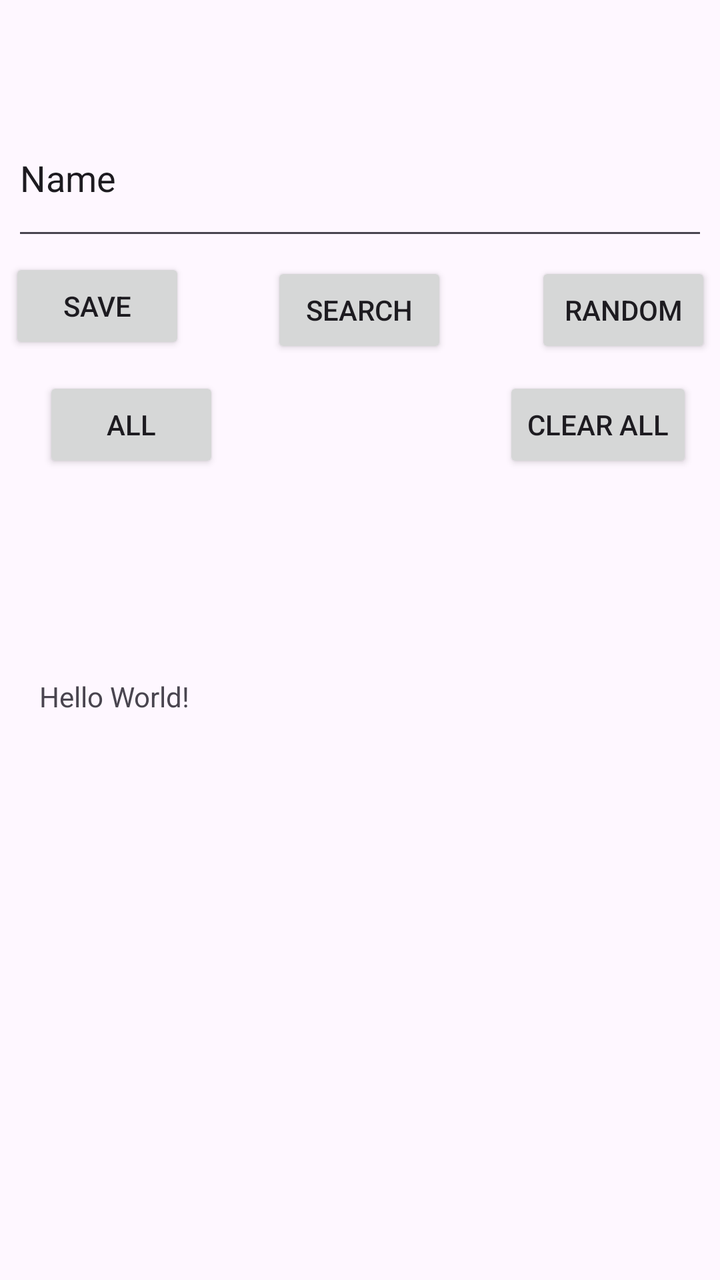
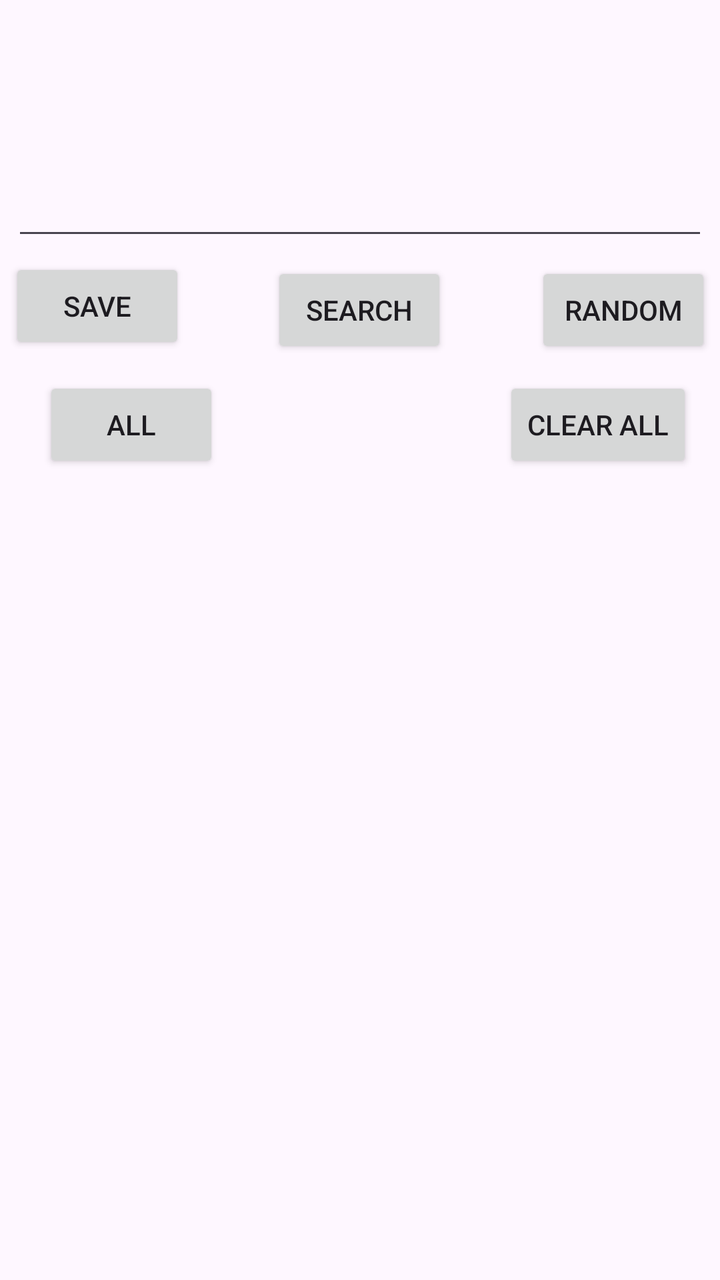

Compare the two renders of this Android layout. The source of the first and the diff that turns it into the second are given below.
<!-- AndroidManifest.xml: application theme Theme.RandomWord -->
<!-- res/layout/activity_main.xml -->
<?xml version="1.0" encoding="utf-8"?>
<androidx.constraintlayout.widget.ConstraintLayout xmlns:android="http://schemas.android.com/apk/res/android"
    xmlns:app="http://schemas.android.com/apk/res-auto"
    xmlns:tools="http://schemas.android.com/tools"
    android:id="@+id/main"
    android:layout_width="match_parent"
    android:layout_height="match_parent"
    tools:context=".MainActivity">

    <TextView
        android:id="@+id/textView"
        android:layout_width="321dp"
        android:layout_height="318dp"
        android:layout_marginStart="54dp"
        android:layout_marginTop="259dp"
        android:layout_marginEnd="54dp"
        android:layout_marginBottom="29dp"
        android:text="Hello World!"
        app:layout_constraintBottom_toBottomOf="parent"
        app:layout_constraintEnd_toEndOf="parent"
        app:layout_constraintStart_toStartOf="parent"
        app:layout_constraintTop_toBottomOf="@+id/editTextText" />

    <EditText
        android:id="@+id/editTextText"
        android:layout_width="348dp"
        android:layout_height="75dp"
        android:layout_marginStart="32dp"
        android:layout_marginTop="50dp"
        android:layout_marginEnd="32dp"
        android:ems="10"
        android:inputType="text"
        android:text="Name"
        app:layout_constraintEnd_toEndOf="parent"
        app:layout_constraintStart_toStartOf="parent"
        app:layout_constraintTop_toTopOf="parent" />

    <Button
        android:id="@+id/savebutton"
        android:layout_width="wrap_content"
        android:layout_height="wrap_content"
        android:layout_marginStart="35dp"
        android:layout_marginTop="4dp"
        android:layout_marginEnd="35dp"
        android:text="Save"
        app:layout_constraintEnd_toStartOf="@+id/searchbutton"
        app:layout_constraintStart_toStartOf="parent"
        app:layout_constraintTop_toBottomOf="@+id/editTextText" />

    <Button
        android:id="@+id/searchbutton"
        android:layout_width="wrap_content"
        android:layout_height="wrap_content"
        android:layout_marginStart="8dp"
        android:layout_marginTop="6dp"
        android:layout_marginEnd="8dp"
        android:text="Search"
        app:layout_constraintEnd_toStartOf="@+id/randombutton"
        app:layout_constraintStart_toEndOf="@+id/savebutton"
        app:layout_constraintTop_toBottomOf="@+id/editTextText" />

    <Button
        android:id="@+id/randombutton"
        android:layout_width="wrap_content"
        android:layout_height="wrap_content"
        android:layout_marginStart="36dp"
        android:layout_marginTop="6dp"
        android:layout_marginEnd="35dp"
        android:text="Random"
        app:layout_constraintEnd_toEndOf="parent"
        app:layout_constraintStart_toEndOf="@+id/searchbutton"
        app:layout_constraintTop_toBottomOf="@+id/editTextText" />

    <Button
        android:id="@+id/showallbutton"
        android:layout_width="wrap_content"
        android:layout_height="wrap_content"
        android:layout_marginStart="85dp"
        android:layout_marginTop="32dp"
        android:layout_marginEnd="71dp"
        android:layout_marginBottom="125dp"
        android:text="All"
        app:layout_constraintBottom_toTopOf="@+id/textView"
        app:layout_constraintEnd_toStartOf="@+id/clearallbutton"
        app:layout_constraintStart_toStartOf="parent"
        app:layout_constraintTop_toBottomOf="@+id/searchbutton" />

    <Button
        android:id="@+id/clearallbutton"
        android:layout_width="wrap_content"
        android:layout_height="wrap_content"
        android:layout_marginStart="71dp"
        android:layout_marginTop="32dp"
        android:layout_marginEnd="77dp"
        android:layout_marginBottom="125dp"
        android:text="Clear All"
        app:layout_constraintBottom_toTopOf="@+id/textView"
        app:layout_constraintEnd_toEndOf="parent"
        app:layout_constraintStart_toEndOf="@+id/showallbutton"
        app:layout_constraintTop_toBottomOf="@+id/randombutton" />

</androidx.constraintlayout.widget.ConstraintLayout>
<!-- resources referenced by this layout -->
<resources>
  <style name="Theme.RandomWord" parent="Base.Theme.RandomWord" />
  <style name="Base.Theme.RandomWord" parent="Theme.Material3.DayNight.NoActionBar">
          
          
      </style>
</resources>

<!-- the commit's change to res/layout/activity_main.xml (unified diff, before → after) -->
@@ -15,7 +15,6 @@
         android:layout_marginTop="259dp"
         android:layout_marginEnd="54dp"
         android:layout_marginBottom="29dp"
-        android:text="Hello World!"
         app:layout_constraintBottom_toBottomOf="parent"
         app:layout_constraintEnd_toEndOf="parent"
         app:layout_constraintStart_toStartOf="parent"
@@ -30,7 +29,6 @@
         android:layout_marginEnd="32dp"
         android:ems="10"
         android:inputType="text"
-        android:text="Name"
         app:layout_constraintEnd_toEndOf="parent"
         app:layout_constraintStart_toStartOf="parent"
         app:layout_constraintTop_toTopOf="parent" />
